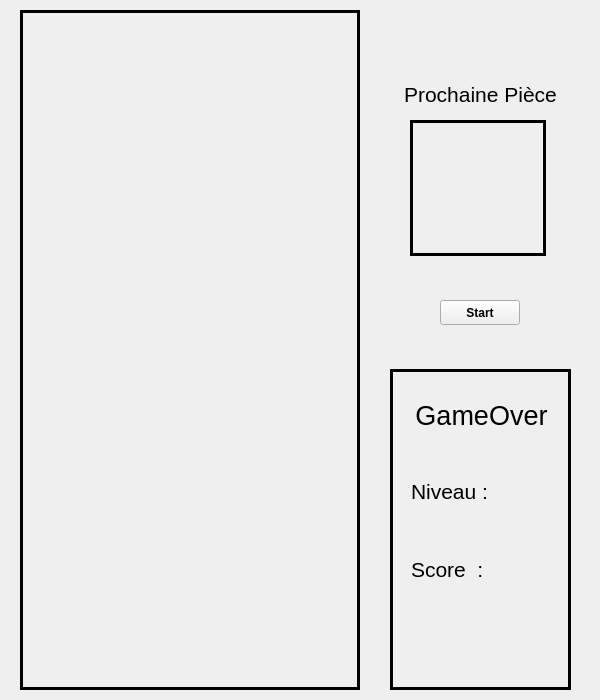
First picture: the form in src/mainfrm.ui, repository divtec-cejef/2020-JCO-Tetris, before the edit.
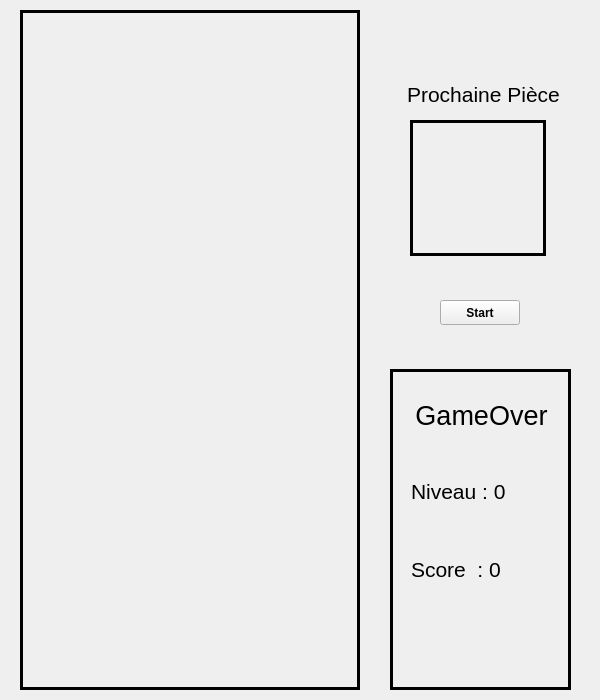
Second picture: the form after the edit. Custom widgets are drawn as their Qt base class.

The edit to the form file:
```diff
--- a/src/mainfrm.ui
+++ b/src/mainfrm.ui
@@ -139,7 +139,7 @@
         </font>
        </property>
        <property name="text">
-        <string>Niveau :</string>
+        <string>Niveau : 0</string>
        </property>
       </widget>
      </item>
@@ -163,7 +163,7 @@
         </font>
        </property>
        <property name="text">
-        <string>Score  :</string>
+        <string>Score  : 0</string>
        </property>
       </widget>
      </item>
@@ -223,7 +223,7 @@
     <rect>
      <x>390</x>
      <y>54</y>
-     <width>181</width>
+     <width>187</width>
      <height>80</height>
     </rect>
    </property>
```
